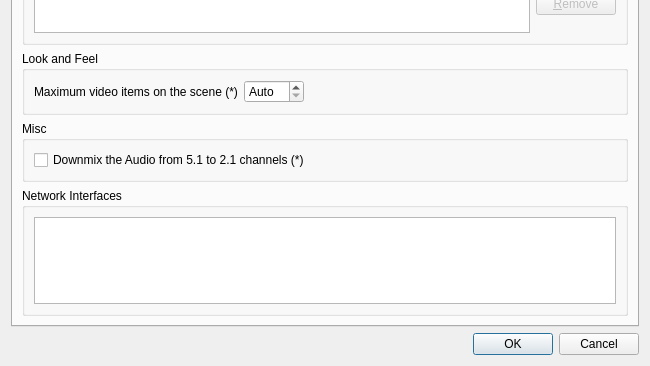
networkoptix/nx_open, file client/src/ui/preferences/preferences.ui: the form before one commit; both pictures show x 0 to 650 and y 197 to 563 of the 650 by 563 pixel window.
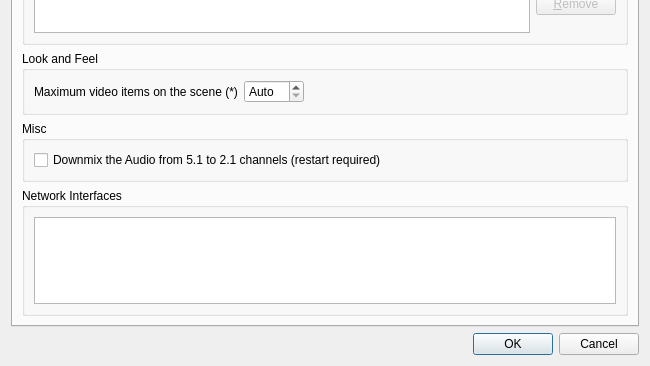
The form after the commit.

The edit to the form file:
```diff
--- a/client/src/ui/preferences/preferences.ui
+++ b/client/src/ui/preferences/preferences.ui
@@ -213,7 +213,7 @@
           <item>
            <widget class="QCheckBox" name="downmixAudioCheckBox">
             <property name="text">
-             <string>Downmix the Audio from 5.1 to 2.1 channels (*)</string>
+             <string>Downmix the Audio from 5.1 to 2.1 channels (restart required)</string>
             </property>
            </widget>
           </item>
```
